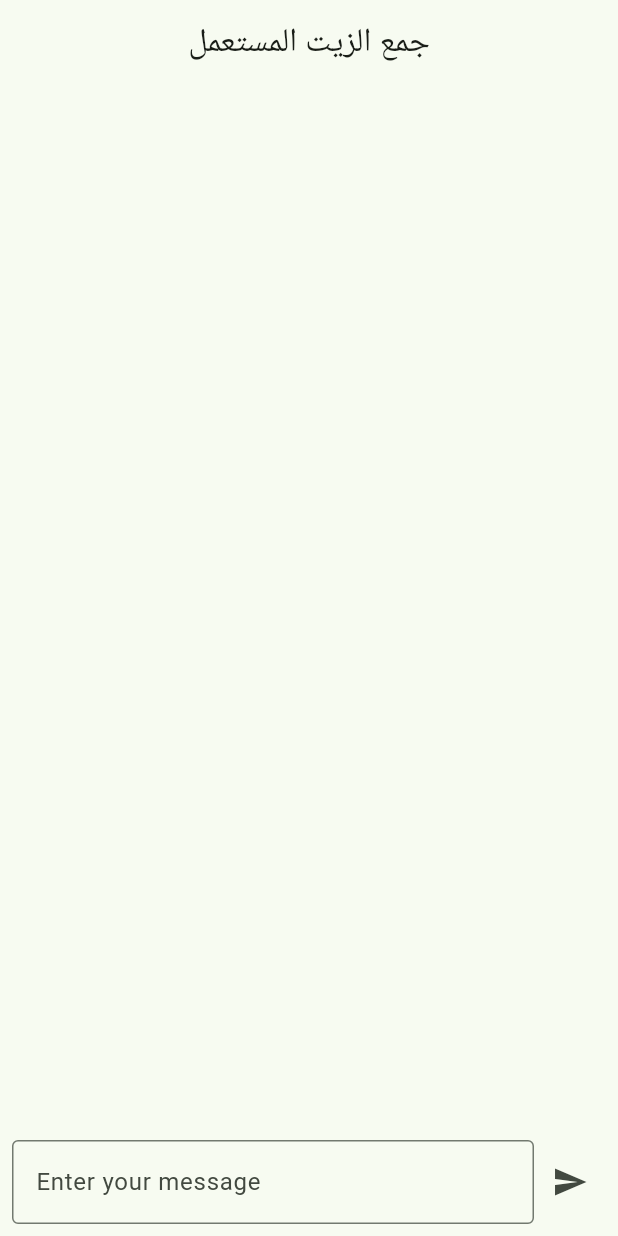
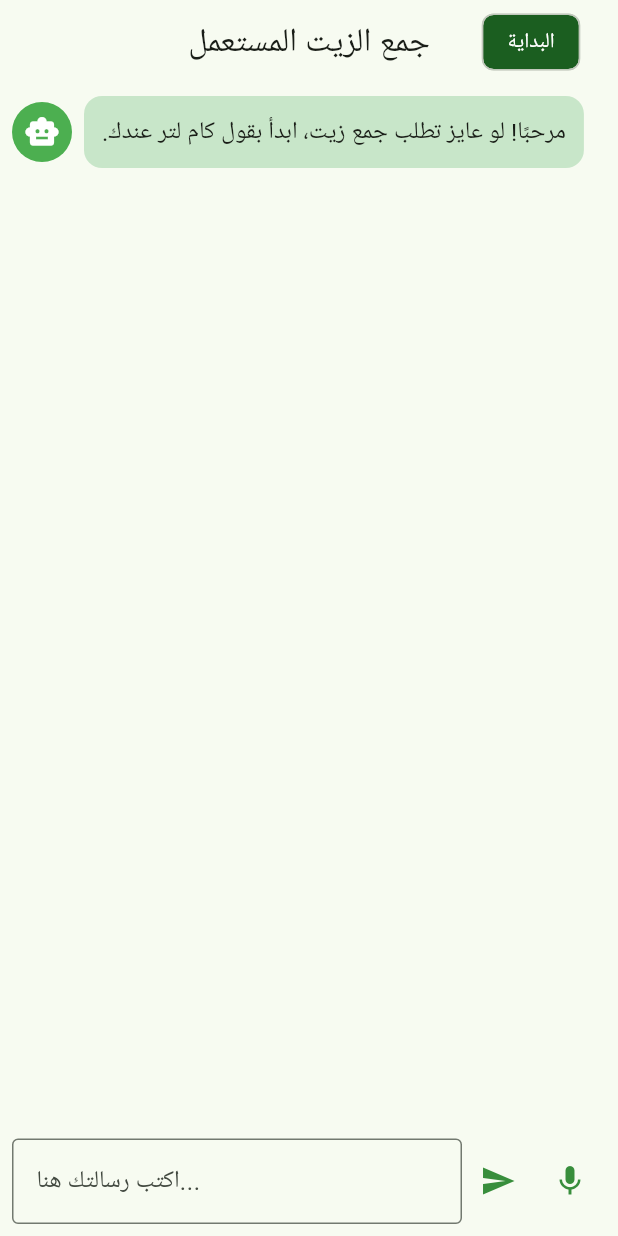
Before and after one commit to alisabry72/ai_example, a Flutter app: the screen it shows after launch, on a phone screen of 412 x 824 dp. Run offline on Flutter 3.47's test engine with Material 3 defaults, Android fonts, the phone set to English and light mode, and no system bars; our stand-ins replace either_dart, flutter_bloc, flutter_tts, get_it, speech_to_text.

Commit message:
refactor: update dependencies and improve request state management

```diff
--- a/lib/injection_container.dart
+++ b/lib/injection_container.dart
@@ -19,9 +19,6 @@ Future<void> init() async {
   sl.registerLazySingleton<RequestCubit>(
     () => RequestCubit(
       requestRemote: sl(),
-      extractInformationUseCase: sl(),
-      processSpeechUseCase: sl(),
-      submitRequestUseCase: sl(),
     ),
   );
 
--- a/lib/main.dart
+++ b/lib/main.dart
@@ -16,6 +16,7 @@ class MyApp extends StatelessWidget {
   Widget build(BuildContext context) {
     return MaterialApp(
       title: 'Oil Collection Request',
+      debugShowCheckedModeBanner: false,
       theme: ThemeData(
         colorScheme: ColorScheme.fromSeed(seedColor: Colors.green),
         useMaterial3: true,
--- a/lib/presentation/cubit/request_state.dart
+++ b/lib/presentation/cubit/request_state.dart
@@ -1,39 +1,22 @@
-import 'package:equatable/equatable.dart';
-import '../../domain/entities/request.dart';
+import 'package:oil_collection_app/domain/entities/request.dart';
 
-abstract class RequestState extends Equatable {
-  @override
-  List<Object?> get props => [];
-}
+abstract class RequestState {}
 
 class RequestInitial extends RequestState {}
 
+class RequestProcessing extends RequestState {}
+
 class RequestListening extends RequestState {}
 
-class RequestProcessing extends RequestState {}
+class RequestUpdated extends RequestState {
+  final String responseMessage;
+  final Request request;
+  final String state;
 
-class RequestUpdated extends RequestState {
-  final Request request;
-  final String? missingField;
-  final String? responseMessage;
-
-  RequestUpdated({
-    required this.request,
-    this.missingField,
-    this.responseMessage,
-  });
-
-  @override
-  List<Object?> get props => [request, missingField, responseMessage];
-}
-
-class RequestCompleted extends RequestState {
-  final Request request;
-
-  RequestCompleted(this.request);
-
-  @override
-  List<Object?> get props => [request];
+  RequestUpdated(
+      {required this.responseMessage,
+      required this.request,
+      required this.state});
 }
 
 class RequestSubmitting extends RequestState {}
@@ -44,7 +27,4 @@ class RequestError extends RequestState {
   final String message;
 
   RequestError(this.message);
-
-  @override
-  List<Object?> get props => [message];
 }
--- a/lib/presentation/pages/request_page.dart
+++ b/lib/presentation/pages/request_page.dart
@@ -15,8 +15,18 @@ class RequestPage extends StatefulWidget {
 
 class _RequestPageState extends State<RequestPage> {
   final List<Map<String, String>> _chatMessages = [];
+  final String userId = "user123"; // Replace with dynamic user ID logic
+  final TextEditingController _controller = TextEditingController();
 
-  final TextEditingController _controller = TextEditingController();
+  @override
+  void initState() {
+    super.initState();
+    // Add initial bot message
+    _chatMessages.add({
+      'sender': 'AI',
+      'message': 'مرحبًا! لو عايز تطلب جمع زيت، ابدأ بقول كام لتر عندك.'
+    });
+  }
 
   @override
   Widget build(BuildContext context) {
@@ -28,13 +38,36 @@ class _RequestPageState extends State<RequestPage> {
             appBar: AppBar(
               title: const Text('جمع الزيت المستعمل'),
               centerTitle: true,
+              actions: [
+                Padding(
+                  padding: const EdgeInsets.all(8.0),
+                  child: SizedBox(
+                    width: 100,
+                    height: 50,
+                    child: BlocBuilder<RequestCubit, RequestState>(
+                      buildWhen: (previous, current) =>
+                          current is RequestUpdated ||
+                          current is RequestSubmitted,
+                      builder: (context, state) {
+                        return Chip(
+                          label: Text(
+                            _getStepFromState((state is RequestUpdated)
+                                ? state.state
+                                : 'البداية'),
+                            style: const TextStyle(color: Colors.white),
+                          ),
+                          backgroundColor: Colors.green[900],
+                        );
+                      },
+                    ),
+                  ),
+                ),
+              ],
             ),
             body: BlocConsumer<RequestCubit, RequestState>(
               listener: (context, state) {
                 if (state is RequestUpdated) {
                   _updateChat('AI', state.responseMessage ?? '');
-                } else if (state is RequestCompleted) {
-                  _displaySummary(state.request);
                 } else if (state is RequestError) {
                   _updateChat('AI', state.message);
                 } else if (state is RequestSubmitted) {
@@ -74,19 +107,6 @@ class _RequestPageState extends State<RequestPage> {
                         padding: EdgeInsets.all(16.0),
                         child: CircularProgressIndicator(),
                       ),
-                    if (state is RequestCompleted)
-                      Padding(
-                        padding: const EdgeInsets.all(8.0),
-                        child: ElevatedButton(
-                          onPressed: () =>
-                              context.read<RequestCubit>().submitRequest(),
-                          style: ElevatedButton.styleFrom(
-                            backgroundColor: Colors.green,
-                            foregroundColor: Colors.white,
-                          ),
-                          child: const Text('تأكيد الطلب'),
-                        ),
-                      ),
                     Padding(
                       padding: const EdgeInsets.all(8.0),
                       child: Row(
@@ -95,22 +115,45 @@ class _RequestPageState extends State<RequestPage> {
                           Expanded(
                             child: TextField(
                               controller: _controller,
+                              textDirection: TextDirection.rtl,
                               decoration: const InputDecoration(
-                                hintText: "Enter your message",
+                                hintText: "اكتب رسالتك هنا...",
                                 border: OutlineInputBorder(),
                               ),
                             ),
                           ),
                           IconButton(
                             icon: const Icon(Icons.send),
+                            color: Colors.green[700],
                             onPressed: () {
                               final userMessage = _controller.text;
                               if (userMessage.isNotEmpty) {
                                 _updateChat('User', userMessage);
                                 context
                                     .read<RequestCubit>()
-                                    .sendMessge(userMessage);
+                                    .sendMessage(userMessage);
                                 _controller.clear();
+                              }
+                            },
+                          ),
+                          IconButton(
+                            icon: Icon(
+                              context.watch<RequestCubit>().state
+                                      is RequestListening
+                                  ? Icons.mic_off
+                                  : Icons.mic,
+                              color: context.watch<RequestCubit>().state
+                                      is RequestListening
+                                  ? Colors.red
+                                  : Colors.green[700],
+                            ),
+                            onPressed: () {
+                              final cubit = context.read<RequestCubit>();
+                              if (cubit.state is RequestListening) {
+                                cubit.stopListening();
+                              } else {
+                                cubit.startListening();
+                                _updateChat('AI', 'جاري الاستماع...');
                               }
                             },
                           ),
@@ -136,12 +179,11 @@ class _RequestPageState extends State<RequestPage> {
   void _displaySummary(Request request) {
     String summary = '''
 تفاصيل الطلب:
-الكمية: ${request.quantity}
-العنوان: ${request.address}
-تاريخ الاستلام: ${request.collectionDate}
-الهدية المختارة: ${request.giftSelection}
+الكمية: ${request.quantity ?? 'غير محدد'}
+العنوان: ${request.address ?? 'غير محدد'}
+تاريخ الاستلام: ${request.collectionDate ?? 'غير محدد'}
+الهدية المختارة: ${request.giftSelection ?? 'غير محدد'}
     ''';
-
     _updateChat('AI', summary);
   }
 }
@@ -195,3 +237,19 @@ class MessageBubble extends StatelessWidget {
     );
   }
 }
+
+String _getStepFromState(String state) {
+  switch (state.toUpperCase()) {
+    case 'AWAITING_QUANTITY':
+      return 'تحديد الكمية';
+    case 'AWAITING_ADDRESS':
+      return 'إدخال العنوان';
+    case 'AWAITING_GIFT':
+      return 'اختيار الهدية';
+    case 'AWAITING_CONFIRMATION':
+      return 'تأكيد الطلب';
+    case 'STARTED':
+    default:
+      return 'البداية';
+  }
+}
--- a/pubspec.yaml
+++ b/pubspec.yaml
@@ -39,8 +39,8 @@ dependencies:
   # API & Data
   http: ^1.1.0
   # Voice processing
-  speech_to_text: ^6.3.0
-  flutter_tts: ^3.8.3
+  speech_to_text: ^7.0.0
+  flutter_tts: ^4.2.2
   path_provider: any
 
 dev_dependencies:
@@ -97,4 +97,4 @@ flutter:
   # see https://flutter.dev/to/font-from-package
 
   assets:
-    - assets/models/
+  #  - assets/models/
```
Also changed, not shown: lib/data/services/data_predection_service.dart (added, +35 -0 lines), lib/presentation/cubit/request_cubit.dart (+90 -86 lines), pubspec.lock, 2 other files.
